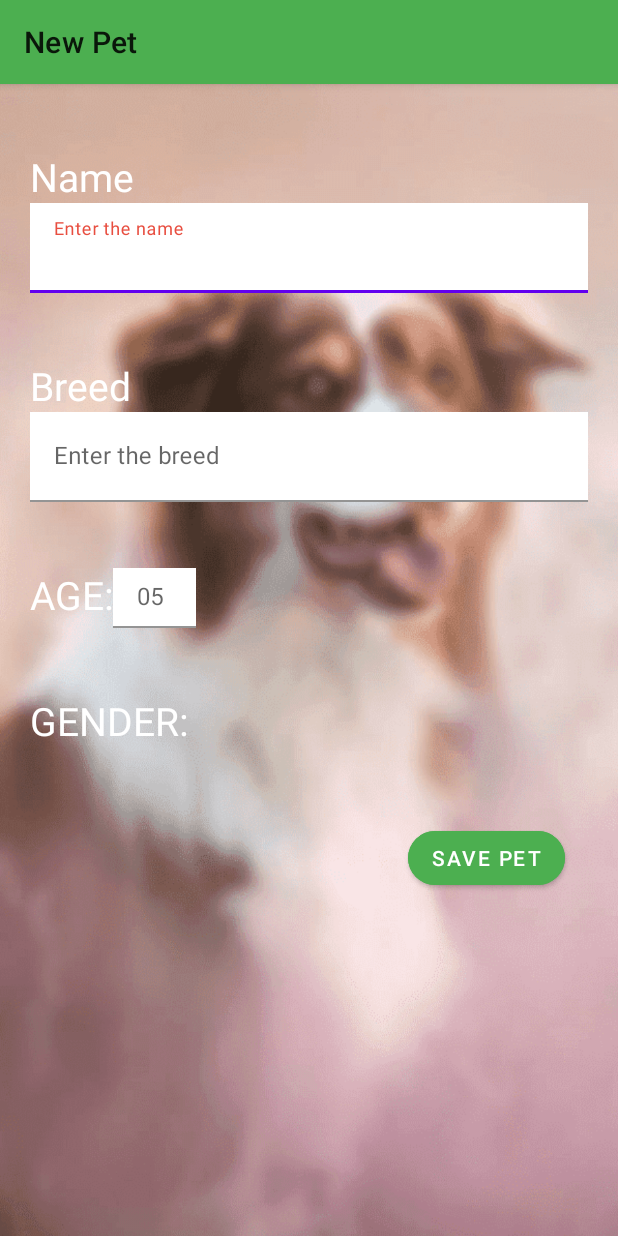
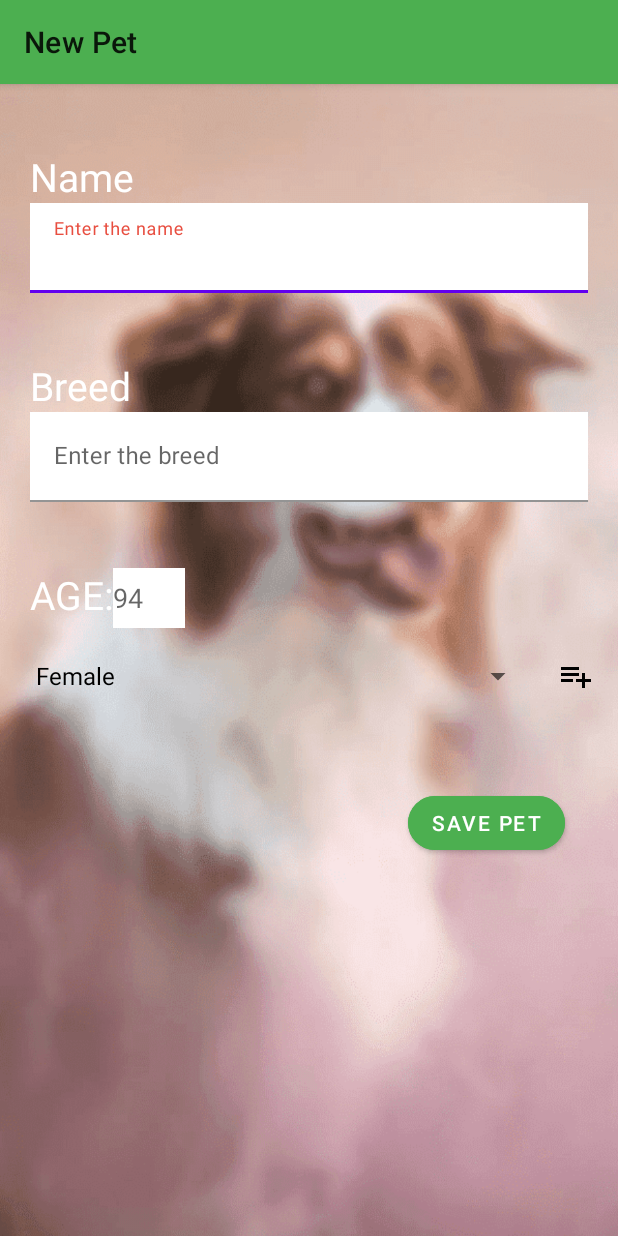
Before and after one commit to Pranjul120568/AndroidPracticePet, an Android app: the AddActivity screen opened directly, with no data from a screen before it, on a phone screen of 412 x 824 dp. Run offline under Robolectric (Android 15) with nearby library versions, the phone set to English and light mode, and no system bars.

Commit message:
First Commit

```diff
--- a/app/src/main/java/com/example/pets/AddActivity.kt
+++ b/app/src/main/java/com/example/pets/AddActivity.kt
@@ -2,21 +2,22 @@ package com.example.pets
 
 import androidx.appcompat.app.AppCompatActivity
 import android.os.Bundle
+import android.view.View
 import android.widget.ArrayAdapter
 import com.example.pets.databinding.ActivityAddBinding
 
-class AddActivity : AppCompatActivity() {
-    lateinit var binding:ActivityAddBinding
-    private val genders= arrayListOf("Male","Female","Unknown")
+ class AddActivity : AppCompatActivity() {
+    lateinit var binding: ActivityAddBinding
+    private val genders = arrayListOf("Male", "Female", "Unknown")
     override fun onCreate(savedInstanceState: Bundle?) {
-        binding= ActivityAddBinding.inflate(layoutInflater)
+        binding = ActivityAddBinding.inflate(layoutInflater)
         super.onCreate(savedInstanceState)
-        setContentView(R.layout.activity_add)
-         fun setUpSpinner() {
-            val adapter=
-                ArrayAdapter<String>(this,android.R.layout.simple_spinner_dropdown_item,genders)
-            genders.sort()
-            binding.spinnergender.adapter=adapter
-        }
+        setContentView(binding.root)
+        setUpSpinner()
+    }
+    private fun setUpSpinner() {
+        val petadapter = ArrayAdapter(this, android.R.layout.simple_spinner_dropdown_item, genders)
+        genders.sort()
+        binding.SpinnerCataegory.adapter = petadapter
     }
 }
--- a/app/src/main/java/com/example/pets/MainActivity.kt
+++ b/app/src/main/java/com/example/pets/MainActivity.kt
@@ -9,6 +9,7 @@ import com.example.pets.databinding.ActivityMainBinding
 class MainActivity : AppCompatActivity() {
     private lateinit var binding: ActivityMainBinding
     override fun onCreate(savedInstanceState: Bundle?) {
+        val todos = ArrayList<String>()
         binding = ActivityMainBinding.inflate(layoutInflater)
         super.onCreate(savedInstanceState)
         setContentView(R.layout.activity_main)
--- a/app/src/main/java/com/example/pets/database/PetsDB.kt
+++ b/app/src/main/java/com/example/pets/database/PetsDB.kt
@@ -14,7 +14,6 @@ class PetsDB(context:Context):SQLiteOpenHelper(context,"pets.db",null,1) {
     }
 //This is called when the version of the database is changed
     override fun onUpgrade(db: SQLiteDatabase?, oldVersion: Int, newVersion: Int) {
-        TODO("Not yet implemented")
     }
 
 }
--- a/app/src/main/java/com/example/pets/database/PetsTable.kt
+++ b/app/src/main/java/com/example/pets/database/PetsTable.kt
@@ -38,9 +38,21 @@ object PetsTable {
         db.insert(TABLE_NAME,null,row)
     }
     fun getAllPets(db:SQLiteDatabase):ArrayList<Pets>{
+//This ppetss array list is made to add all the pets in a arraylist
+        val petss=ArrayList<Pets>()
+
         //db.query is a cursor
-db.query(TABLE_NAME,
-        arrayOf(Columns.NAME,Columns.BREED,Columns.AGE,Columns.GENDER),null,null,null,null,null
+        //We need to set up a cursor c on the db.query cursor is nothing but the
+        // ex-(margin over the cell in excel sheet which shows the currently active cell where the position is located)
+        //and which can rotate over the whole sheet/table and point to any element
+        val c=db.query(TABLE_NAME,
+        arrayOf(Columns.ID,Columns.NAME,Columns.BREED,Columns.AGE,Columns.GENDER),
+                null,null,null,null,null
         )
+        while (c.moveToNext()){
+            val pet=Pets(c.getString(1),c.getString(2),c.getString(3),c.getInt(4))
+            petss.add(pet)
+        }
+        return petss
     }
 }
--- /dev/null
+++ b/app/src/main/res/drawable/addspinner.xml
@@ -0,0 +1,9 @@
+<vector xmlns:android="http://schemas.android.com/apk/res/android"
+    android:width="24dp"
+    android:height="24dp"
+    android:viewportWidth="24.0"
+    android:viewportHeight="24.0">
+    <path
+        android:fillColor="#FF000000"
+        android:pathData="M14,10L2,10v2h12v-2zM14,6L2,6v2h12L14,6zM18,14v-4h-2v4h-4v2h4v4h2v-4h4v-2h-4zM2,16h8v-2L2,14v2z"/>
+</vector>
--- a/app/src/main/res/layout/activity_add.xml
+++ b/app/src/main/res/layout/activity_add.xml
@@ -54,6 +54,7 @@
         <com.google.android.material.textfield.TextInputEditText
             android:id="@+id/InputNametv"
             android:layout_width="match_parent"
+            android:textColor="@color/black"
             android:layout_height="60dp"
             android:background="@color/white" />
     </com.google.android.material.textfield.TextInputLayout>
@@ -77,15 +78,18 @@
         <com.google.android.material.textfield.TextInputEditText
             android:layout_width="match_parent"
             android:id="@+id/InputBreedTv"
+            android:textColor="@color/black"
             android:layout_height="60dp"
             android:background="@color/white"/>
     </com.google.android.material.textfield.TextInputLayout>
+
         <LinearLayout
-        android:layout_width="wrap_content"
-        android:orientation="horizontal"
+            android:layout_width="103dp"
+            android:layout_height="40dp"
+            android:layout_marginStart="20dp"
             android:layout_marginTop="44dp"
-        android:layout_marginStart="20dp"
-        android:layout_height="wrap_content">
+            android:orientation="horizontal">
+
             <TextView
                 android:id="@+id/AgeTv"
                 android:layout_width="wrap_content"
@@ -94,38 +98,35 @@
                 android:textColor="@color/white"
                 android:textSize="26sp"
                 android:textStyle="normal" />
-        <com.google.android.material.textfield.TextInputLayout
-            android:layout_width="55dp"
-            android:layout_height="40dp"
-            android:hint="05"
-            app:hintTextColor="@color/colorAccent">
             <com.google.android.material.textfield.TextInputEditText
                 android:id="@+id/InputAgeTv"
-                android:layout_width="55dp"
-                android:layout_height="40dp"
-                android:background="@color/white" />
-        </com.google.android.material.textfield.TextInputLayout>
+                android:layout_width="match_parent"
+                android:layout_height="match_parent"
+                android:background="@color/white"
+                android:hint="94"
+                android:textColor="@color/black" />
         </LinearLayout>
         <LinearLayout
             android:layout_width="match_parent"
+            android:layout_height="wrap_content"
+            android:layout_marginEnd="16dp"
+            android:layout_marginLeft="16dp"
+            android:layout_marginRight="16dp"
             android:orientation="horizontal"
-    android:layout_marginTop="44dp"
-        android:layout_marginEnd="20dp"
-    android:layout_marginStart="20dp"
-    android:layout_height="wrap_content">
-        <TextView
-            android:id="@+id/GenderTv"
+            android:layout_marginStart="16dp"
+            android:layout_marginTop="8dp">
+            <Spinner
+                android:layout_width="0dp"
+                android:layout_height="wrap_content"
+                android:id="@+id/SpinnerCataegory"
+                android:layout_weight="1"
+                android:layout_marginEnd="16dp"/>
+            <ImageView
+                android:id="@+id/ImageAddCataegory"
                 android:layout_width="wrap_content"
                 android:layout_height="match_parent"
-            android:text="GENDER:"
-            android:textColor="@color/white"
-            android:textSize="26sp"
-            android:textStyle="normal" />
-        <Spinner
-            android:id="@+id/spinnergender"
-            android:layout_width="match_parent"
-            android:layout_height="match_parent" />
-
+                android:src="@drawable/addspinner"
+                app:tint="@color/colorAccent" />
         </LinearLayout>
     <com.google.android.material.button.MaterialButton
         android:id="@+id/SavePet"
--- a/app/src/main/res/layout/item_data.xml
+++ b/app/src/main/res/layout/item_data.xml
@@ -1,15 +1,19 @@
 <?xml version="1.0" encoding="utf-8"?>
-<com.google.android.material.card.MaterialCardView xmlns:android="http://schemas.android.com/apk/res/android"
+<com.google.android.material.card.MaterialCardView
+    xmlns:android="http://schemas.android.com/apk/res/android"
+    xmlns:app="http://schemas.android.com/apk/res-auto"
     android:orientation="vertical"
+    android:padding="10dp"
+    app:cardCornerRadius="10dp"
+    android:layout_marginBottom="10dp"
+    android:elevation="10dp"
     android:layout_width="match_parent"
     android:layout_height="wrap_content">
-
     <RelativeLayout
         android:layout_width="match_parent"
         android:layout_height="wrap_content"
         android:background="#66BB6A"
         android:orientation="vertical">
-
         <TextView
             android:id="@+id/Dognametv"
             android:layout_width="wrap_content"
```
Lines whose indentation alone changed are shown as unchanged.
